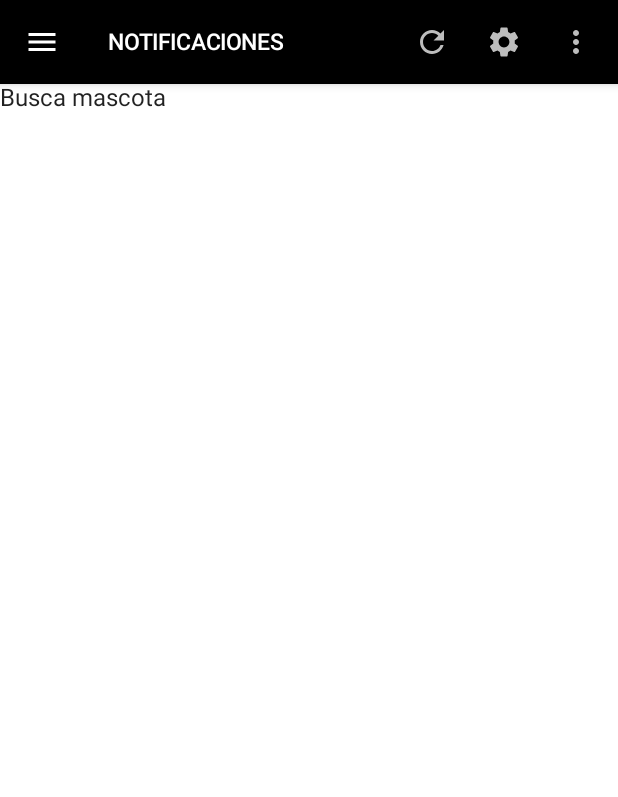
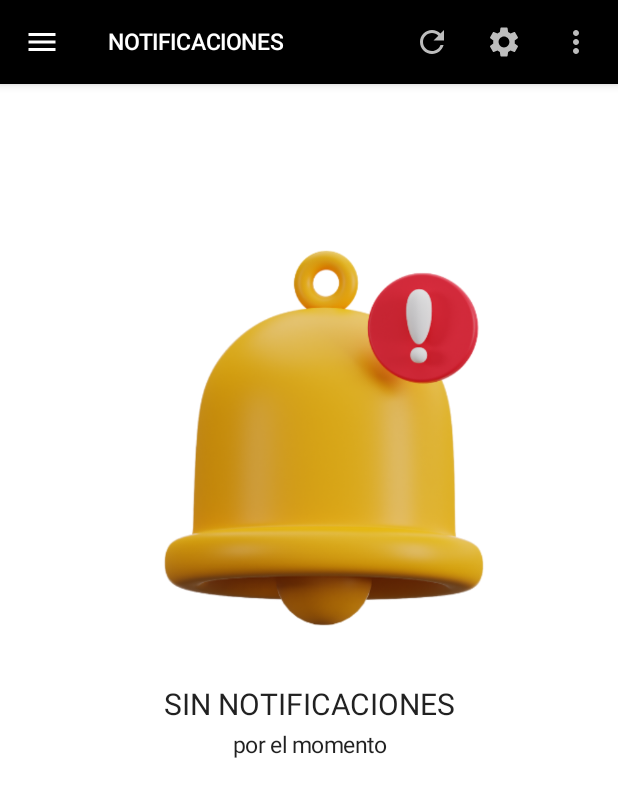
Before and after one commit to josmanm/AppMovilSmartCoach, an Android app built with Jetpack Compose: the PantallaPrincipal screen opened through its navigation route, on a phone screen of 412 x 824 dp. Shown: the top 797 px of the screen. Run offline under Robolectric (Android 15) with nearby library versions, the phone set to English and light mode, and no system bars.

Commit message:
Pantalla de notificaciones

```diff
--- a/app/src/main/java/co/edu/appmovilsmartcoach/screens/home/Busca_mascota.kt
+++ b/app/src/main/java/co/edu/appmovilsmartcoach/screens/home/Busca_mascota.kt
@@ -1,14 +1,60 @@
 package co.edu.appmovilsmartcoach.screens.home
 
+import androidx.compose.foundation.Image
+import androidx.compose.foundation.clickable
 import androidx.compose.foundation.layout.Column
+import androidx.compose.foundation.layout.Spacer
+import androidx.compose.foundation.layout.fillMaxWidth
+import androidx.compose.foundation.layout.padding
+import androidx.compose.foundation.shape.RoundedCornerShape
+import androidx.compose.material.Card
+import androidx.compose.material.MaterialTheme
 import androidx.compose.material.Text
 import androidx.compose.runtime.Composable
+import androidx.compose.ui.Modifier
+import androidx.compose.ui.res.painterResource
+import androidx.compose.ui.text.style.TextAlign
+import androidx.compose.ui.unit.dp
+import androidx.compose.ui.unit.sp
 import androidx.navigation.NavController
 import androidx.navigation.NavHostController
+import co.edu.appmovilsmartcoach.R
 
 @Composable
 fun Busca_mascota(navController: NavController){
-    Column(){
-        Text("Busca mascota")
-    }
+
+        Column(
+            modifier = Modifier
+                .padding(40.dp, 80.dp, 40.dp, 40.dp )
+                .fillMaxWidth()
+
+        ) {
+
+            Image(
+                painter = painterResource(id = R.drawable.sin_notificaciones),
+                contentDescription = "Campana",
+                modifier = Modifier.padding(20.dp, 0.dp, 0.dp, 0.dp)
+            )
+            Column (
+                modifier = Modifier
+                    .padding(10.dp)
+            ){
+                Text(
+                    text = "SIN NOTIFICACIONES",
+                    modifier = Modifier.fillMaxWidth(),
+                    fontSize = 20.sp,
+                    textAlign = TextAlign.Center
+                )
+                Spacer(modifier = Modifier
+                    .padding(3.dp)
+                )
+                Text(
+                    text ="por el momento",
+                    modifier = Modifier.fillMaxWidth(),
+                    fontSize = 15.sp,
+                    textAlign = TextAlign.Center
+                )
+            }
+        }
+
 }
--- a/app/src/main/java/co/edu/appmovilsmartcoach/screens/home/Destinos.kt
+++ b/app/src/main/java/co/edu/appmovilsmartcoach/screens/home/Destinos.kt
@@ -7,7 +7,7 @@ sealed class Destinos(
     val title : String,
     val ruta : String
 ){
-    object Pantalla1 : Destinos(R.drawable.icongimnasio, "PROGRESO", "pantalla1")
+    object Pantalla1 : Destinos(R.drawable.icongimnasio, "NOTICIAS", "pantalla1")
     object Pantalla2 : Destinos(R.drawable.logo, "RUTINAS", "pantalla2")
     object Pantalla3 : Destinos(R.drawable.iconcampana, "NOTIFICACIONES", "pantalla3")
     object Pantalla4 : Destinos(R.drawable.iconinformacion, "AYUDA Y FEEDBACK", "pantalla4")
--- a/app/src/main/java/co/edu/appmovilsmartcoach/screens/home/Home.kt
+++ b/app/src/main/java/co/edu/appmovilsmartcoach/screens/home/Home.kt
@@ -40,8 +40,7 @@ fun PantallaPrincipal() {
         Destinos.Pantalla1,
         Destinos.Pantalla2,
         Destinos.Pantalla3,
-        Destinos.Pantalla4,
-        Destinos.Pantalla5,
+        Destinos.Pantalla4
     )
     val bottomItems = listOf(
         Items_menu.Pantalla1,
```
Also changed, not shown: app/src/main/res/drawable/sin_notificaciones.png (added).
